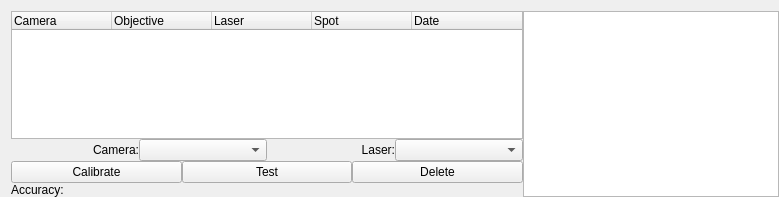
Before: the Qt Designer form lib/devices/Scanner/DeviceTemplate.ui in acq4/acq4, drawn with Qt 5.
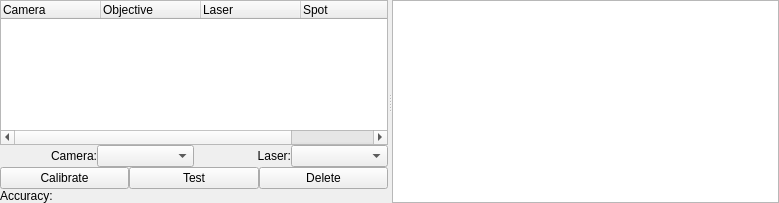
After: the same form once the commit is applied. Custom widgets are drawn as their Qt base class.

Commit message: Scanner calibration works, most of device interface. Protocol interface is still not written.

Diff of the .ui file:
```diff
--- a/lib/devices/Scanner/DeviceTemplate.ui
+++ b/lib/devices/Scanner/DeviceTemplate.ui
@@ -7,33 +7,68 @@
     <x>0</x>
     <y>0</y>
     <width>779</width>
-    <height>197</height>
+    <height>203</height>
    </rect>
   </property>
   <property name="windowTitle">
    <string>Form</string>
   </property>
-  <layout class="QGridLayout" name="gridLayout">
-   <property name="rightMargin">
+  <layout class="QHBoxLayout" name="horizontalLayout_3">
+   <property name="spacing">
     <number>0</number>
    </property>
-   <property name="bottomMargin">
+   <property name="margin">
     <number>0</number>
    </property>
+   <item>
+    <widget class="QSplitter" name="splitter">
+     <property name="orientation">
+      <enum>Qt::Horizontal</enum>
+     </property>
+     <widget class="QWidget" name="">
+      <layout class="QVBoxLayout" name="verticalLayout">
    <property name="spacing">
     <number>0</number>
    </property>
-   <item row="0" column="2" rowspan="6">
-    <widget class="GraphicsView" name="view">
-     <property name="sizePolicy">
-      <sizepolicy hsizetype="Preferred" vsizetype="Expanding">
-       <horstretch>0</horstretch>
-       <verstretch>0</verstretch>
-      </sizepolicy>
-     </property>
-    </widget>
-   </item>
-   <item row="2" column="0" colspan="2">
+       <item>
+        <widget class="QTreeWidget" name="calibrationList">
+         <property name="rootIsDecorated">
+          <bool>false</bool>
+         </property>
+         <property name="itemsExpandable">
+          <bool>false</bool>
+         </property>
+         <attribute name="headerStretchLastSection">
+          <bool>true</bool>
+         </attribute>
+         <column>
+          <property name="text">
+           <string>Camera</string>
+          </property>
+         </column>
+         <column>
+          <property name="text">
+           <string>Objective</string>
+          </property>
+         </column>
+         <column>
+          <property name="text">
+           <string>Laser</string>
+          </property>
+         </column>
+         <column>
+          <property name="text">
+           <string>Spot</string>
+          </property>
+         </column>
+         <column>
+          <property name="text">
+           <string>Date</string>
+          </property>
+         </column>
+        </widget>
+       </item>
+       <item>
     <layout class="QHBoxLayout" name="horizontalLayout">
      <item>
       <widget class="QLabel" name="label_2">
@@ -63,7 +98,7 @@
      </item>
     </layout>
    </item>
-   <item row="3" column="0" rowspan="2" colspan="2">
+       <item>
     <layout class="QHBoxLayout" name="horizontalLayout_2">
      <item>
       <widget class="QPushButton" name="calibrateBtn">
@@ -88,52 +123,23 @@
      </item>
     </layout>
    </item>
-   <item row="5" column="0" colspan="2">
+       <item>
     <widget class="QLabel" name="accuracyLabel">
      <property name="text">
       <string>Accuracy:</string>
      </property>
     </widget>
    </item>
-   <item row="1" column="0" colspan="2">
-    <widget class="QTreeWidget" name="calibrationList">
-     <property name="rootIsDecorated">
-      <bool>false</bool>
-     </property>
-     <property name="itemsExpandable">
-      <bool>false</bool>
-     </property>
-     <attribute name="headerStretchLastSection">
-      <bool>true</bool>
-     </attribute>
-     <attribute name="headerStretchLastSection">
-      <bool>true</bool>
-     </attribute>
-     <column>
-      <property name="text">
-       <string>Camera</string>
-      </property>
-     </column>
-     <column>
-      <property name="text">
-       <string>Objective</string>
-      </property>
-     </column>
-     <column>
-      <property name="text">
-       <string>Laser</string>
-      </property>
-     </column>
-     <column>
-      <property name="text">
-       <string>Spot</string>
-      </property>
-     </column>
-     <column>
-      <property name="text">
-       <string>Date</string>
-      </property>
-     </column>
+      </layout>
+     </widget>
+     <widget class="GraphicsView" name="view">
+      <property name="sizePolicy">
+       <sizepolicy hsizetype="Preferred" vsizetype="Expanding">
+        <horstretch>0</horstretch>
+        <verstretch>0</verstretch>
+       </sizepolicy>
+      </property>
+     </widget>
     </widget>
    </item>
   </layout>
```
Lines whose indentation alone changed are shown as unchanged. The commit also changes 10 other files.
